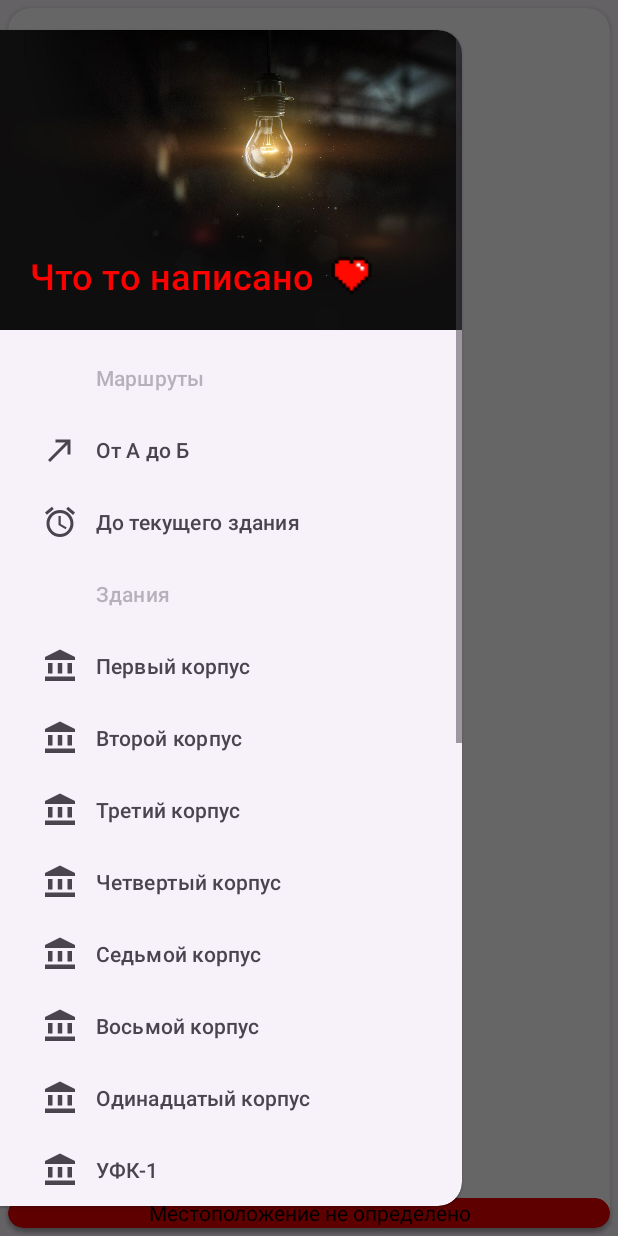
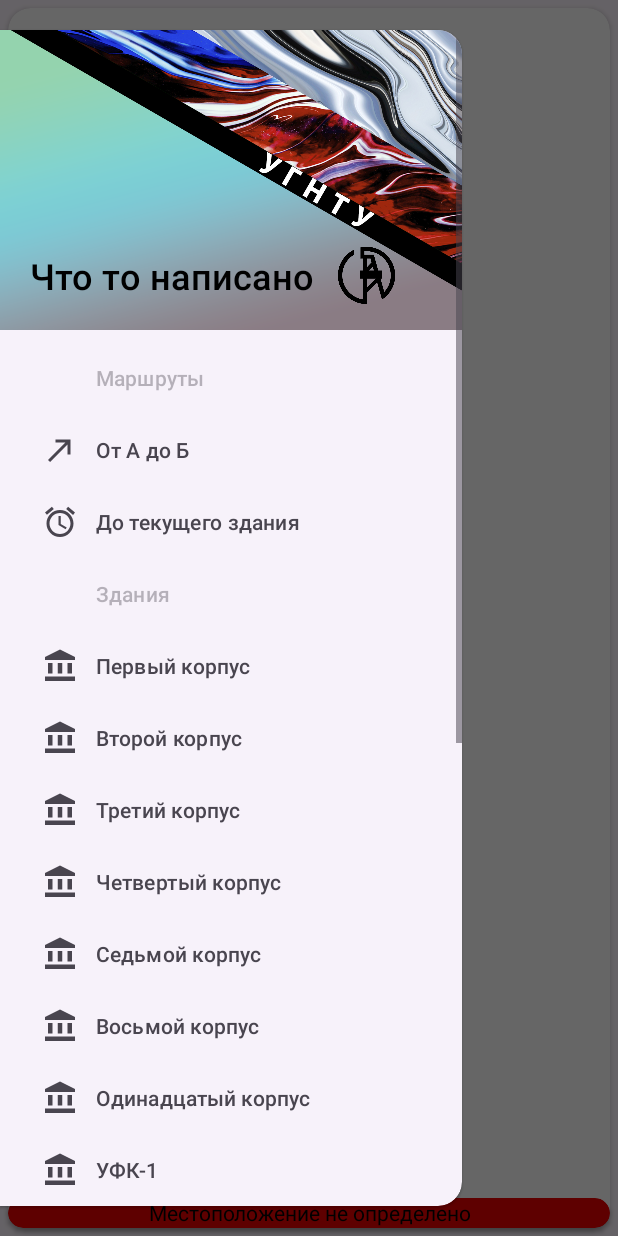
Before and after one commit to Naillin/USPTU_Map, an Android app: the screen it shows after launch (MainActivity), with the side drawer open, on a phone screen of 412 x 824 dp. Run offline under Robolectric (Android 15) with nearby library versions, the phone set to English and light mode, and no system bars; libraries missing offline, so code that uses them is left out: com.yandex.mapkit, com.yandex.runtime; plain views replace MapView; 41 statements that could not run were skipped.

Commit message:
add icons for map. change header image for navigation view. fixing function in navmenu as routing A to B. add camera move to point for functionForBuildings

```diff
--- a/app/src/main/java/com/example/usptu_map/map_operations/MapOprations.kt
+++ b/app/src/main/java/com/example/usptu_map/map_operations/MapOprations.kt
@@ -1,7 +1,5 @@
 package com.example.usptu_map.map_operations
 
-import android.util.Log
-import android.widget.Toast
 import androidx.core.content.ContextCompat
 import com.example.usptu_map.R
 import com.example.usptu_map.databinding.ActivityMainBinding
@@ -9,8 +7,6 @@ import com.example.usptu_map.project_objects.coordinates.MapPoints
 import com.example.usptu_map.project_objects.coordinates.PolygonsMapPoints
 import com.yandex.mapkit.Animation
 import com.yandex.mapkit.map.CameraPosition
-import com.yandex.mapkit.map.MapObjectTapListener
-import com.yandex.mapkit.map.PlacemarkMapObject
 
 
 class MapOprations(private val binding: ActivityMainBinding)  {
@@ -38,47 +34,37 @@ class MapOprations(private val binding: ActivityMainBinding)  {
         )
     }
 
-    /*fun customPlacemarksOfMap() {
-        var placemarkk = placemarkFactory.addPlacemarkOnMap("loh", MapPoints.ENTRANCES_BUILDINGS[0], R.drawable.heart) //заменять текст иконками в которые интегрирован текст
-        placemarkk.addTapListener(object : MapObjectTapListener {
-            override fun onMapObjectTap(p0: com.yandex.mapkit.map.MapObject, p1: com.yandex.mapkit.geometry.Point): Boolean {
-                if (p0 is PlacemarkMapObject) {
-                    // Действия при нажатии на метку
-                    Toast.makeText(context,"Вы нажали на метку", Toast.LENGTH_SHORT).show()
-                    return true
-                }
-                return false
-            }
-        })
+    fun customPlacemarksOfMap() {
+
+        placemarkFactory.addPlacemarkOnMap("", MapPoints.ENTRANCES_BUILDINGS[0], R.drawable.ugntu2_placemark)
         placemarkFactory.addPlacemarkOnMap("", MapPoints.ENTRANCES_BUILDINGS[1], R.drawable.heart)
         placemarkFactory.addPlacemarkOnMap("", MapPoints.ENTRANCES_BUILDINGS[2], R.drawable.heart)
-        placemarkFactory.addPlacemarkOnMap("", MapPoints.ENTRANCES_BUILDINGS[3], R.drawable.heart)
+        placemarkFactory.addPlacemarkOnMap("", MapPoints.ENTRANCES_BUILDINGS[3], R.drawable.rosneft_placemark)
         placemarkFactory.addPlacemarkOnMap("", MapPoints.ENTRANCES_BUILDINGS[4], R.drawable.heart)
         placemarkFactory.addPlacemarkOnMap("", MapPoints.ENTRANCES_BUILDINGS[5], R.drawable.heart)
-        placemarkFactory.addPlacemarkOnMap("", MapPoints.ENTRANCES_BUILDINGS[6], R.drawable.heart)
-        placemarkFactory.addPlacemarkOnMap("", MapPoints.ENTRANCES_BUILDINGS[7], R.drawable.heart)
-        placemarkFactory.addPlacemarkOnMap("", MapPoints.ENTRANCES_BUILDINGS[8], R.drawable.heart)
-    }*/
-
-    fun customPlacemarksOfMap() {
-        for (i in 0 until MapPoints.ENTRANCES_BUILDINGS.size) {
-            val placemark = placemarkFactory.addPlacemarkOnMap("", MapPoints.ENTRANCES_BUILDINGS[i], R.drawable.heart)
-            placemark.addTapListener(object : MapObjectTapListener {
-                override fun onMapObjectTap(p0: com.yandex.mapkit.map.MapObject, p1: com.yandex.mapkit.geometry.Point): Boolean {
-                    if (p0 is PlacemarkMapObject) {
-                        // Действия при нажатии на метку
-                        Log.d("PlacemarkFactory", "Вы нажали на метку")
-                        return true
-                    }
-                    return false
-                }
-            })
-        }
+        placemarkFactory.addPlacemarkOnMap("", MapPoints.ENTRANCES_BUILDINGS[6], R.drawable.techpark_placemark)
+        placemarkFactory.addPlacemarkOnMap("", MapPoints.ENTRANCES_BUILDINGS[7], R.drawable.sport_placemark)
+        placemarkFactory.addPlacemarkOnMap("", MapPoints.ENTRANCES_BUILDINGS[8], R.drawable.sport_placemark)
     }
 
-
-
-
+//    fun customPlacemarksOfMap() {
+//        for (i in 0 until MapPoints.ENTRANCES_BUILDINGS.size) {
+//            val placemark = placemarkFactory.addPlacemarkOnMap("", MapPoints.ENTRANCES_BUILDINGS[i], R.drawable.heart)
+//
+//            val pp = object : MapObjectTapListener {
+//                override fun onMapObjectTap(p0: com.yandex.mapkit.map.MapObject, p1: com.yandex.mapkit.geometry.Point): Boolean {
+//                    if (p0 is PlacemarkMapObject) {
+//                        // Действия при нажатии на метку
+//                        Log.d("PlacemarkFactory", "Вы нажали на метку")
+//                        return true
+//                    }
+//                    return false
+//                }
+//            }
+//
+//            placemark.addTapListener(pp)
+//        }
+//    }
 
     fun polygonsOfMap() = with(binding) {
         PolygonsMapPoints.apply {
--- a/app/src/main/java/com/example/usptu_map/map_operations/PlacemarkFactory.kt
+++ b/app/src/main/java/com/example/usptu_map/map_operations/PlacemarkFactory.kt
@@ -3,6 +3,7 @@ package com.example.usptu_map.map_operations
 import android.widget.Toast
 import com.example.usptu_map.project_objects.coordinates.MapPoints
 import com.yandex.mapkit.geometry.Point
+import com.yandex.mapkit.map.MapObject
 import com.yandex.mapkit.map.MapObjectTapListener
 import com.yandex.mapkit.map.PlacemarkMapObject
 import com.yandex.mapkit.mapview.MapView
--- a/app/src/main/java/com/example/usptu_map/map_operations/PolygonFactory.kt
+++ b/app/src/main/java/com/example/usptu_map/map_operations/PolygonFactory.kt
@@ -47,7 +47,4 @@ class PolygonFactory(private val mapView: MapView) {
 
         return polygonMapObject
     }
-
-
-
 }
--- a/app/src/main/java/com/example/usptu_map/project_objects/coordinates/MapPoints.kt
+++ b/app/src/main/java/com/example/usptu_map/project_objects/coordinates/MapPoints.kt
@@ -8,13 +8,11 @@ import com.example.usptu_map.project_objects.coordinates.PolygonsMapPoints.dinni
 import com.example.usptu_map.project_objects.coordinates.PolygonsMapPoints.eighthCorpus
 import com.example.usptu_map.project_objects.coordinates.PolygonsMapPoints.elevenCorpus
 import com.example.usptu_map.project_objects.coordinates.PolygonsMapPoints.firstCorpus
-import com.example.usptu_map.project_objects.coordinates.PolygonsMapPoints.firstCorpusArea
 import com.example.usptu_map.project_objects.coordinates.PolygonsMapPoints.firstDormitory
 import com.example.usptu_map.project_objects.coordinates.PolygonsMapPoints.fiveDormitory
 import com.example.usptu_map.project_objects.coordinates.PolygonsMapPoints.fourthCorpus
 import com.example.usptu_map.project_objects.coordinates.PolygonsMapPoints.fourthDormitory
 import com.example.usptu_map.project_objects.coordinates.PolygonsMapPoints.secondCorpus
-import com.example.usptu_map.project_objects.coordinates.PolygonsMapPoints.secondCorpusArea
 import com.example.usptu_map.project_objects.coordinates.PolygonsMapPoints.secondDormitory
 import com.example.usptu_map.project_objects.coordinates.PolygonsMapPoints.sevenCorpus
 import com.example.usptu_map.project_objects.coordinates.PolygonsMapPoints.sixDormitory
@@ -74,7 +72,7 @@ object MapPoints {
 
     )
 
-    val academicBuildings = listOf( //закрепить полигоны из PolygonsMapPoints
+    val academicBuildings = listOf(
         AcademicBuilding("Building 1", "default", ParcelablePoint.fromMapKitPoint(CORPUSES[0]), listOf("Department 1", "Department 2"), 0, firstCorpus.map { ParcelablePoint.fromMapKitPoint(it) }),
         AcademicBuilding("Building 2", "default", ParcelablePoint.fromMapKitPoint(CORPUSES[1]), listOf("Department 3", "Department 4"), 0, secondCorpus.map{ParcelablePoint.fromMapKitPoint(it)}),
         AcademicBuilding("Building 3", "default", ParcelablePoint.fromMapKitPoint(CORPUSES[2]), listOf("Department 5", "Department 6"), 0, thirdCorpus.map{ParcelablePoint.fromMapKitPoint(it)}),
@@ -96,7 +94,7 @@ object MapPoints {
         Point(54.815987, 56.062137),//6
         Point(54.814532, 56.061292)//10
     )
-    val universityDormitories = listOf( //закрепить полигоны из PolygonsMapPoints
+    val universityDormitories = listOf(
         Dormitory("Dormitory 1", "default", ParcelablePoint.fromMapKitPoint(UNIVERSITY_DORMITORY[0]), 0, firstDormitory.map{ParcelablePoint.fromMapKitPoint(it)}),
         Dormitory("Dormitory 2", "default", ParcelablePoint.fromMapKitPoint(UNIVERSITY_DORMITORY[1]), 0, secondDormitory.map{ParcelablePoint.fromMapKitPoint(it)}),
         Dormitory("Dormitory 3", "default", ParcelablePoint.fromMapKitPoint(UNIVERSITY_DORMITORY[2]), 0, thirdDormitory.map{ParcelablePoint.fromMapKitPoint(it)}),
--- a/app/src/main/java/com/example/usptu_map/user_map_interface/MainActivity.kt
+++ b/app/src/main/java/com/example/usptu_map/user_map_interface/MainActivity.kt
@@ -24,10 +24,12 @@ import com.example.usptu_map.project_objects.coordinates.MapPoints.universityDor
 import com.example.usptu_map.system.ConstantsProject
 import com.example.usptu_map.system.ConstantsProject.INTENT_KEY1
 import com.example.usptu_map.system.ConstantsProject.INTENT_KEY2
+import com.yandex.mapkit.Animation
 import com.yandex.mapkit.MapKitFactory
 import com.yandex.mapkit.geometry.Point
 import com.yandex.mapkit.location.Location
 import com.yandex.mapkit.map.CameraListener
+import com.yandex.mapkit.map.CameraPosition
 import com.yandex.mapkit.transport.TransportFactory
 import com.yandex.mapkit.transport.masstransit.Session
 import com.yandex.runtime.image.ImageProvider
@@ -48,20 +50,21 @@ class MainActivity : AppCompatActivity(), UserLocationUpdateListener {
 
         initializationMaps()
 
-        bindingMainActivity = ActivityMainBinding.inflate(layoutInflater)
-        mapOprations = MapOprations(bindingMainActivity)
-        mapBordersHolder = MapBordersHolder(bindingMainActivity.mapViewMain)
-        mapBorders = mapBordersHolder.getMapBorders()
-        routeFactory = RouteFactory(bindingMainActivity.mapViewMain)
-        userLocation = UserLocation(bindingMainActivity.mapViewMain, routeFactory)
+        bindingMainActivity = ActivityMainBinding.inflate(layoutInflater).apply {
+            mapOprations = MapOprations(this)
+            mapBordersHolder = MapBordersHolder(this.mapViewMain)
+            mapBorders = mapBordersHolder.getMapBorders()
+            routeFactory = RouteFactory(this.mapViewMain)
+            userLocation = UserLocation(this.mapViewMain, routeFactory)
+        }
 
         setContentView(bindingMainActivity.root)
 
-        mapOprations.startPointMaps()
-        mapOprations.polygonsOfMap()
-        mapOprations.customPlacemarksOfMap()
-
-
+        mapOprations.apply {
+            startPointMaps()
+            polygonsOfMap()
+            customPlacemarksOfMap()
+        }
 
         initializationNavMenu()
         launchersPack()
@@ -179,10 +182,7 @@ class MainActivity : AppCompatActivity(), UserLocationUpdateListener {
                     userLocation.setEndPoint(academicBuildings[3].coordinates.toMapKitPoint())
                 }
                 R.id.itemSevenCorpus -> {
-                    // НЕПРАВИЛЬНО!!!!!!!!!!!!!!!!!!!!!!!!!!!!!!!!!!!!!!!!!!!
-                    routeFactory.removeAllRoutes()
-                    userLocation.routingEnabled = true
-                    userLocation.setEndPoint(academicBuildings[4].coordinates.toMapKitPoint())
+                    functionForBuildings(academicBuildings[4].coordinates.toMapKitPoint())
                 }
                 R.id.ItemEightCorpus -> {
                     // НЕПРАВИЛЬНО!!!!!!!!!!!!!!!!!!!!!!!!!!!!!!!!!!!!!!!!!!!
@@ -268,6 +268,17 @@ class MainActivity : AppCompatActivity(), UserLocationUpdateListener {
                 userLocation.routingEnabled = true
                 userLocation.setEndPoint(building)
                 userLocation.useExistingDataForRouting()
+
+                bindingMainActivity.mapViewMain.map.move(
+                    CameraPosition(
+                        building,
+                        /* zoom = */ 17.0f,
+                        /* azimuth = */ 150.0f,
+                        /* tilt = */ 30.0f
+                    ),
+                    Animation(Animation.Type.SMOOTH, 0.5F),
+                    null
+                )
             }
             else {
                 SomeTools(this@MainActivity).createAlertDialogMultiActions(
@@ -318,7 +329,7 @@ class MainActivity : AppCompatActivity(), UserLocationUpdateListener {
      */
     private var twoPointsActivityLauncher: ActivityResultLauncher<Intent>? = null
     private fun launchersPack() {
-        //возвращение ответа из edit activity
+        //возвращение ответа из 2PointsActivity activity
         twoPointsActivityLauncher = registerForActivityResult(ActivityResultContracts.StartActivityForResult()) {
             if(it.resultCode == RESULT_OK) {
                 // Получение данных из интента
--- a/app/src/main/res/layout/activity_two_points_route.xml
+++ b/app/src/main/res/layout/activity_two_points_route.xml
@@ -45,7 +45,8 @@
                         android:id="@+id/listViewLeft"
                         android:layout_width="match_parent"
                         android:layout_height="match_parent"
-                        android:layout_margin="5dp" />
+                        android:layout_margin="5dp"
+                        android:descendantFocusability="blocksDescendants" />
                 </LinearLayout>
 
             </androidx.cardview.widget.CardView>
@@ -75,7 +76,8 @@
                         android:id="@+id/listViewRight"
                         android:layout_width="match_parent"
                         android:layout_height="match_parent"
-                        android:layout_margin="5dp" />
+                        android:layout_margin="5dp"
+                        android:descendantFocusability="blocksDescendants" />
                 </LinearLayout>
 
             </androidx.cardview.widget.CardView>
--- a/app/src/main/res/layout/nav_menu_header.xml
+++ b/app/src/main/res/layout/nav_menu_header.xml
@@ -10,7 +10,7 @@
         android:layout_width="0dp"
         android:layout_height="200dp"
         android:scaleType="centerCrop"
-        android:src="@drawable/ibk"
+        android:src="@drawable/navheader3"
         app:layout_constraintBottom_toBottomOf="parent"
         app:layout_constraintEnd_toEndOf="parent"
         app:layout_constraintStart_toStartOf="parent"
@@ -24,7 +24,7 @@
         android:layout_margin="20dp"
         android:fontFamily="sans-serif-medium"
         android:text="Что то написано"
-        android:textColor="#FF0000"
+        android:textColor="@color/black"
         android:textSize="24sp"
         app:layout_constraintBottom_toBottomOf="@+id/imageViewHeader"
         app:layout_constraintEnd_toEndOf="parent"
@@ -35,11 +35,11 @@
 
     <ImageView
         android:id="@+id/imageViewHeaderIcon"
-        android:layout_width="wrap_content"
-        android:layout_height="wrap_content"
+        android:layout_width="50dp"
+        android:layout_height="50dp"
         android:layout_marginStart="10dp"
         app:layout_constraintBottom_toBottomOf="@+id/textViewHeader"
         app:layout_constraintStart_toEndOf="@+id/textViewHeader"
         app:layout_constraintTop_toTopOf="@+id/textViewHeader"
-        app:srcCompat="@drawable/heart" />
+        app:srcCompat="@drawable/ugntu2" />
 </androidx.constraintlayout.widget.ConstraintLayout>
```
Also changed, not shown: app/src/main/java/com/example/usptu_map/user_map_interface/RadioAdapter.kt (+5 -12 lines), app/src/main/java/com/example/usptu_map/user_map_interface/TwoPointsRouteActivity.kt (+2 -6 lines), app/src/main/res/layout/list_item_radio_button.xml (+8 -12 lines), app/src/main/res/drawable/navheader3.png (added), app/src/main/res/drawable/rosneft.png (added), app/src/main/res/drawable/rosneft_placemark.png (added), app/src/main/res/drawable/sport_placemark.png (added), app/src/main/res/drawable/techpark_placemark.png (added), app/src/main/res/drawable/ugntu.png (added), app/src/main/res/drawable/ugntu1.png (added), app/src/main/res/drawable/ugntu2.png (added), app/src/main/res/drawable/ugntu2_placemark.png (added), app/src/main/res/drawable/ugntu3.png (added).
